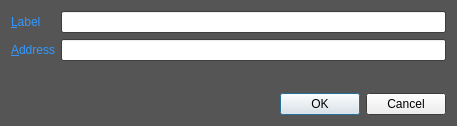
First picture: the form in src/qt/forms/editaddressdialog.ui, repository G2C/G2C, before the edit.
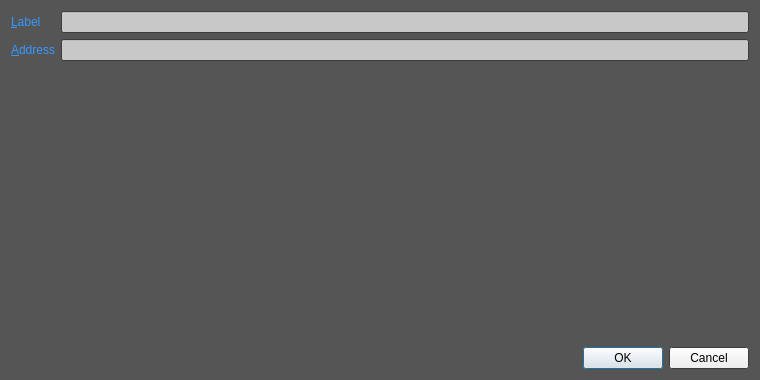
Second picture: the form after the edit.

The edit to the form file:
```diff
--- a/src/qt/forms/editaddressdialog.ui
+++ b/src/qt/forms/editaddressdialog.ui
@@ -6,8 +6,8 @@
    <rect>
     <x>0</x>
     <y>0</y>
-    <width>457</width>
-    <height>126</height>
+    <width>760</width>
+    <height>380</height>
    </rect>
   </property>
   <property name="palette">
@@ -25,9 +25,9 @@
      <colorrole role="Base">
       <brush brushstyle="SolidPattern">
        <color alpha="255">
-        <red>255</red>
-        <green>255</green>
-        <blue>255</blue>
+        <red>200</red>
+        <green>200</green>
+        <blue>200</blue>
        </color>
       </brush>
      </colorrole>
@@ -54,9 +54,9 @@
      <colorrole role="Base">
       <brush brushstyle="SolidPattern">
        <color alpha="255">
-        <red>255</red>
-        <green>255</green>
-        <blue>255</blue>
+        <red>200</red>
+        <green>200</green>
+        <blue>200</blue>
        </color>
       </brush>
      </colorrole>
```
